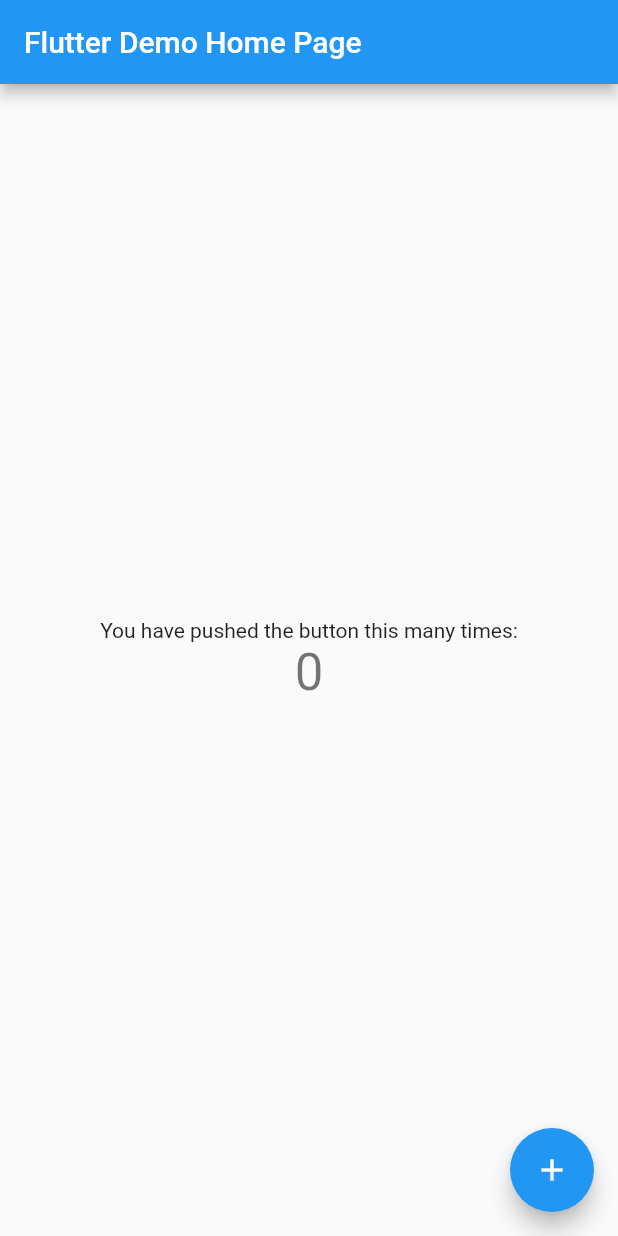
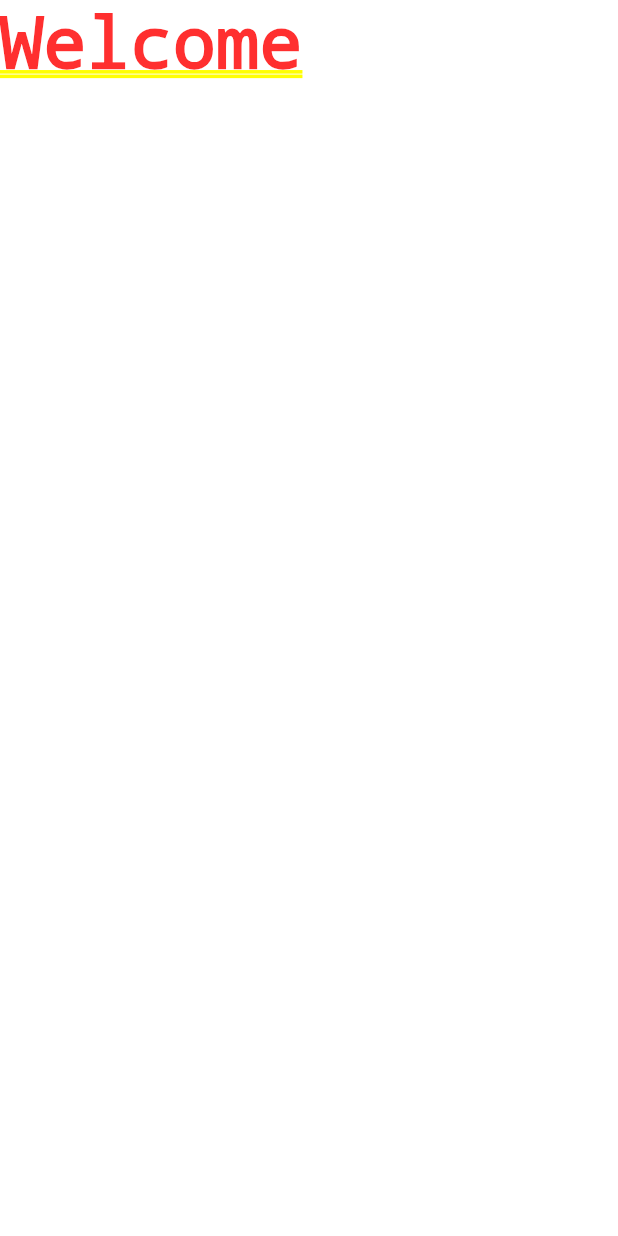
Before and after one commit to RafadanaM/AuthenticationDemo, a Flutter app: the screen it shows after launch, on a phone screen of 412 x 824 dp. Run offline on Flutter 3.47's test engine with Material 2 defaults, Android fonts, the phone set to English and light mode, and no system bars.

Commit message:
add screens and routes

```diff
--- a/lib/main.dart
+++ b/lib/main.dart
@@ -1,3 +1,8 @@
+import 'package:authentication/screens/home_screen.dart';
+import 'package:authentication/screens/login_screen.dart';
+import 'package:authentication/screens/register_screen.dart';
+import 'package:authentication/screens/welcome_screen.dart';
+import 'package:authentication/screens/wrapper.dart';
 import 'package:flutter/material.dart';
 
 void main() {
@@ -10,108 +15,14 @@ class MyApp extends StatelessWidget {
   Widget build(BuildContext context) {
     return MaterialApp(
       title: 'Flutter Demo',
-      theme: ThemeData(
-        // This is the theme of your application.
-        //
-        // Try running your application with "flutter run". You'll see the
-        // application has a blue toolbar. Then, without quitting the app, try
-        // changing the primarySwatch below to Colors.green and then invoke
-        // "hot reload" (press "r" in the console where you ran "flutter run",
-        // or simply save your changes to "hot reload" in a Flutter IDE).
-        // Notice that the counter didn't reset back to zero; the application
-        // is not restarted.
-        primarySwatch: Colors.blue,
-        // This makes the visual density adapt to the platform that you run
-        // the app on. For desktop platforms, the controls will be smaller and
-        // closer together (more dense) than on mobile platforms.
-        visualDensity: VisualDensity.adaptivePlatformDensity,
-      ),
-      home: MyHomePage(title: 'Flutter Demo Home Page'),
+      initialRoute: Wrapper.routeName,
+      routes: {
+        Wrapper.routeName: (context) => Wrapper(),
+        Home.routeName: (context) => Home(),
+        Welcome.routeName: (context) => Welcome(),
+        Register.routeName: (context) => Register(),
+        Login.routeName: (context) => Login(),
+      },
     );
   }
 }
-
-class MyHomePage extends StatefulWidget {
-  MyHomePage({Key key, this.title}) : super(key: key);
-
-  // This widget is the home page of your application. It is stateful, meaning
-  // that it has a State object (defined below) that contains fields that affect
-  // how it looks.
-
-  // This class is the configuration for the state. It holds the values (in this
-  // case the title) provided by the parent (in this case the App widget) and
-  // used by the build method of the State. Fields in a Widget subclass are
-  // always marked "final".
-
-  final String title;
-
-  @override
-  _MyHomePageState createState() => _MyHomePageState();
-}
-
-class _MyHomePageState extends State<MyHomePage> {
-  int _counter = 0;
-
-  void _incrementCounter() {
-    setState(() {
-      // This call to setState tells the Flutter framework that something has
-      // changed in this State, which causes it to rerun the build method below
-      // so that the display can reflect the updated values. If we changed
-      // _counter without calling setState(), then the build method would not be
-      // called again, and so nothing would appear to happen.
-      _counter++;
-    });
-  }
-
-  @override
-  Widget build(BuildContext context) {
-    // This method is rerun every time setState is called, for instance as done
-    // by the _incrementCounter method above.
-    //
-    // The Flutter framework has been optimized to make rerunning build methods
-    // fast, so that you can just rebuild anything that needs updating rather
-    // than having to individually change instances of widgets.
-    return Scaffold(
-      appBar: AppBar(
-        // Here we take the value from the MyHomePage object that was created by
-        // the App.build method, and use it to set our appbar title.
-        title: Text(widget.title),
-      ),
-      body: Center(
-        // Center is a layout widget. It takes a single child and positions it
-        // in the middle of the parent.
-        child: Column(
-          // Column is also a layout widget. It takes a list of children and
-          // arranges them vertically. By default, it sizes itself to fit its
-          // children horizontally, and tries to be as tall as its parent.
-          //
-          // Invoke "debug painting" (press "p" in the console, choose the
-          // "Toggle Debug Paint" action from the Flutter Inspector in Android
-          // Studio, or the "Toggle Debug Paint" command in Visual Studio Code)
-          // to see the wireframe for each widget.
-          //
-          // Column has various properties to control how it sizes itself and
-          // how it positions its children. Here we use mainAxisAlignment to
-          // center the children vertically; the main axis here is the vertical
-          // axis because Columns are vertical (the cross axis would be
-          // horizontal).
-          mainAxisAlignment: MainAxisAlignment.center,
-          children: <Widget>[
-            Text(
-              'You have pushed the button this many times:',
-            ),
-            Text(
-              '$_counter',
-              style: Theme.of(context).textTheme.headline4,
-            ),
-          ],
-        ),
-      ),
-      floatingActionButton: FloatingActionButton(
-        onPressed: _incrementCounter,
-        tooltip: 'Increment',
-        child: Icon(Icons.add),
-      ), // This trailing comma makes auto-formatting nicer for build methods.
-    );
-  }
-}
--- /dev/null
+++ b/lib/screens/welcome_screen.dart
@@ -0,0 +1,17 @@
+import 'package:flutter/material.dart';
+
+class Welcome extends StatefulWidget {
+  static const String routeName = '/welcome';
+
+  @override
+  _WelcomeState createState() => _WelcomeState();
+}
+
+class _WelcomeState extends State<Welcome> {
+  @override
+  Widget build(BuildContext context) {
+    return Container(
+      child: Text('Welcome'),
+    );
+  }
+}
--- /dev/null
+++ b/lib/screens/wrapper.dart
@@ -0,0 +1,12 @@
+import 'package:authentication/screens/welcome_screen.dart';
+import 'package:flutter/material.dart';
+
+class Wrapper extends StatelessWidget {
+  static const String routeName = '/';
+
+  @override
+  Widget build(BuildContext context) {
+    //return either welcome screen or home widget
+    return Welcome();
+  }
+}
--- a/pubspec.yaml
+++ b/pubspec.yaml
@@ -28,6 +28,9 @@ dependencies:
   # The following adds the Cupertino Icons font to your application.
   # Use with the CupertinoIcons class for iOS style icons.
   cupertino_icons: ^0.1.3
+  firebase_core: ^0.4.5
+  firebase_auth: ^0.16.1
+  cloud_firestore: ^0.13.7
 
 dev_dependencies:
   flutter_test:
```
Also changed, not shown: lib/screens/home_screen.dart (added, +12 -0 lines), lib/screens/login_screen.dart (added, +17 -0 lines), lib/screens/register_screen.dart (added, +17 -0 lines), pubspec.lock.
